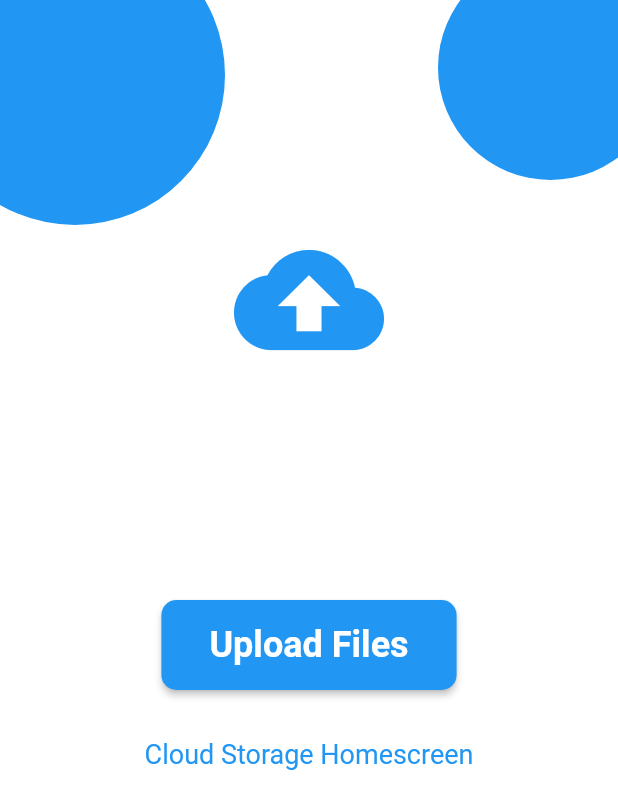
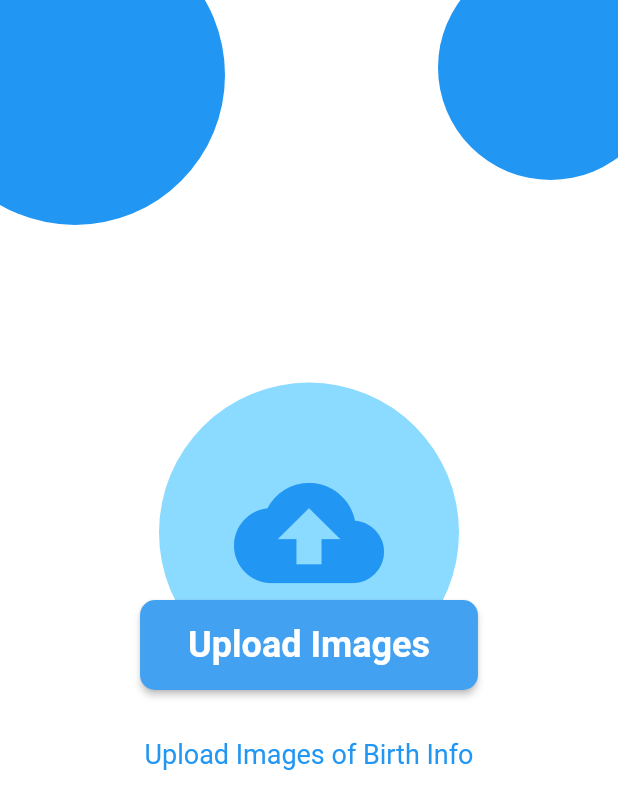
Before and after one commit to PriomDeb/Firebase-Image-Upload, a Flutter app: the screen it shows after launch, on a phone screen of 412 x 824 dp. Shown: the top 809 px of the screen. Run offline on Flutter 3.47's test engine with Material 2 defaults, Android fonts, the phone set to English and light mode, and no system bars; our stand-ins replace file_picker, firebase_core, firebase_storage, wakelock; accounts and stored records are empty.

Commit message:
Some UI changes, added wakelock, added snacksbar when image is selected

```diff
--- a/lib/main.dart
+++ b/lib/main.dart
@@ -2,6 +2,7 @@ import 'package:file_picker/file_picker.dart';
 import 'package:firebase_core/firebase_core.dart';
 import 'package:flutter/material.dart';
 import 'storage.dart';
+import 'package:wakelock/wakelock.dart';
 
 Future<void> main() async {
   WidgetsFlutterBinding.ensureInitialized();
@@ -14,12 +15,14 @@ class MyApp extends StatelessWidget {
 
   @override
   Widget build(BuildContext context) {
+    Wakelock.enable();
+
     return MaterialApp(
       title: 'Flutter Demo',
       theme: ThemeData(
         primarySwatch: Colors.blue,
       ),
-      home: HomeScreen(),
+      home: const HomeScreen(),
     );
   }
 }
@@ -73,9 +76,9 @@ class _HomeScreenState extends State<HomeScreen> {
             child: Center(
               child: Container(
                 width: 200,
-                height: 200,
+                height: 510,
                 decoration: const BoxDecoration(
-                  color: Colors.white,
+                  color: Color.fromARGB(255, 139, 218, 255),
                   shape: BoxShape.circle,
                 ),
                 child: const Icon(
@@ -108,6 +111,12 @@ class _HomeScreenState extends State<HomeScreen> {
                           ),
                         );
                         return null;
+                      } else {
+                        ScaffoldMessenger.of(context).showSnackBar(
+                          const SnackBar(
+                            content: Text("Image is uploading"),
+                          ),
+                        );
                       }
 
                       setState(() {
@@ -132,7 +141,7 @@ class _HomeScreenState extends State<HomeScreen> {
                       print(fileName);
                     },
                     style: ElevatedButton.styleFrom(
-                      primary: Colors.blue,
+                      backgroundColor: Color.fromARGB(255, 66, 161, 240),
                       shape: RoundedRectangleBorder(
                         borderRadius: BorderRadius.circular(10),
                       ),
@@ -140,10 +149,10 @@ class _HomeScreenState extends State<HomeScreen> {
                     child: const Padding(
                       padding: EdgeInsets.all(16.0),
                       child: Text(
-                        'Upload Files',
+                        'Upload Images',
                         style: TextStyle(
                           fontSize: 24,
-                          color: Colors.white,
+                          color: Color.fromARGB(255, 255, 255, 255),
                           fontWeight: FontWeight.bold,
                         ),
                       ),
@@ -151,7 +160,7 @@ class _HomeScreenState extends State<HomeScreen> {
                   ),
                   // if (_uploading) const LinearProgressIndicator(),
                   if (_uploading)
-                    CircularProgressIndicator()
+                    const CircularProgressIndicator()
                   else if (_uploaded)
                     const CircleAvatar(
                       backgroundColor: Colors.green,
@@ -163,7 +172,7 @@ class _HomeScreenState extends State<HomeScreen> {
                   const SizedBox(height: 16),
                   const SizedBox(height: 16),
                   const Text(
-                    'Cloud Storage Homescreen',
+                    'Upload Images of Birth Info',
                     style: TextStyle(
                       fontSize: 18,
                       color: Colors.blue,
--- a/pubspec.yaml
+++ b/pubspec.yaml
@@ -38,6 +38,7 @@ dependencies:
   firebase_storage: ^11.0.16
   firebase_core: ^2.8.0
   file_picker: ^5.2.6
+  wakelock: ^0.6.2
 
 dev_dependencies:
   flutter_test:
```
Also changed, not shown: 1 other file.
